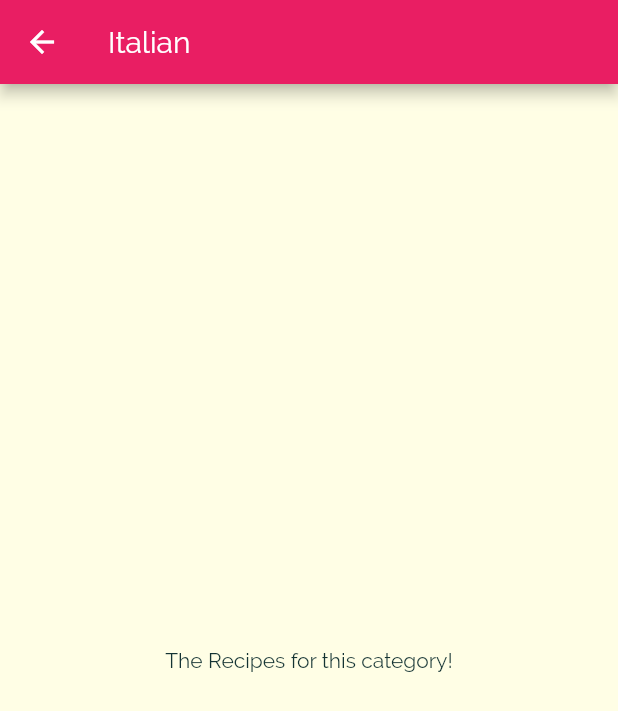
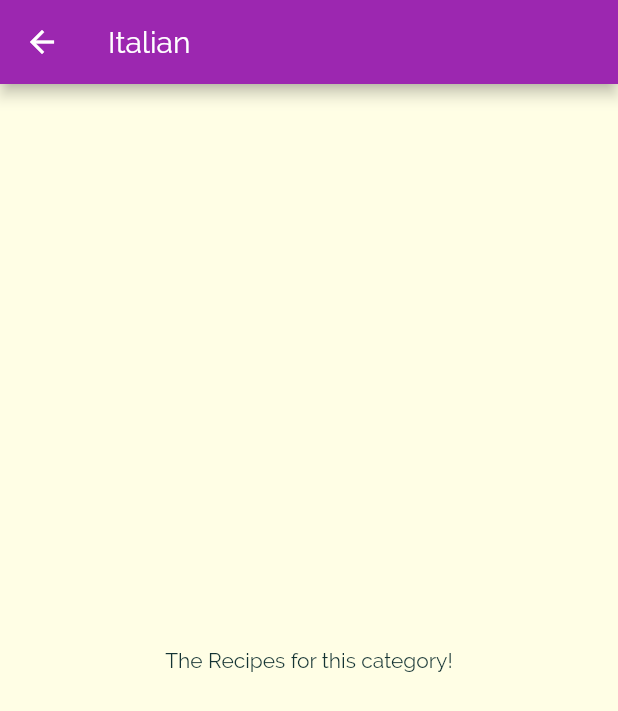
Before and after one commit to My-Flutter-Learning/meals_app, a Flutter app: the screen it shows after launch, after a tap on "Italian", on a phone screen of 412 x 824 dp. Shown: the top 711 px of the screen. Run offline on Flutter 3.47's test engine with Material 2 defaults, Android fonts, the phone set to English and light mode, and no system bars.

Commit message:
Using named routes

```diff
--- a/lib/category_item.dart
+++ b/lib/category_item.dart
@@ -9,9 +9,7 @@ class CategoryItem extends StatelessWidget {
   const CategoryItem(this.id, this.title, this.color, {Key? key}) : super(key: key);
 
   void selectCategory(BuildContext ctx) {
-    Navigator.of(ctx).push(MaterialPageRoute(builder: (_) {
-      return CategoryMealsScreen(id, title);
-    }));
+    Navigator.of(ctx).pushNamed('/categorymeals', arguments: {'id': id, 'title': title, 'color' : color});
   }
 
   @override
--- a/lib/main.dart
+++ b/lib/main.dart
@@ -1,6 +1,6 @@
 import 'package:flutter/material.dart';
 import 'screens/categories_screen.dart';
-
+import 'screens/category_meals_screen.dart';
 void main() {
   runApp(const MyApp());
 }
@@ -32,6 +32,9 @@ class MyApp extends StatelessWidget {
         )
       ),
       home: const CategoriesScreen(),
+      routes:  {
+        '/categorymeals' : (context) => const CategoryMealsScreen()
+      }
     );
   }
 }
--- a/lib/screens/category_meals_screen.dart
+++ b/lib/screens/category_meals_screen.dart
@@ -1,16 +1,17 @@
 import 'package:flutter/material.dart';
 
 class CategoryMealsScreen extends StatelessWidget {
-  final String categoryId;
-  final String categoryTitle;
-  const CategoryMealsScreen(this.categoryId, this.categoryTitle, {Key? key}) : super(key: key);
+  const CategoryMealsScreen({Key? key}) : super(key: key);
 
   @override
   Widget build(BuildContext context) {
+    final routeArgs =
+        ModalRoute.of(context)!.settings.arguments as Map<String, Object>;
+    final String categoryId = routeArgs['id']! as String;
+    final String categoryTitle = routeArgs['title']! as String;
+    final Color categoryColor = routeArgs['color'] as Color;
     return Scaffold(
-      appBar: AppBar(
-        title: Text(categoryTitle),
-      ),
+      appBar: AppBar(title: Text(categoryTitle), backgroundColor: categoryColor),
       body: const Center(
         child: Text('The Recipes for this category!'),
       ),
```
